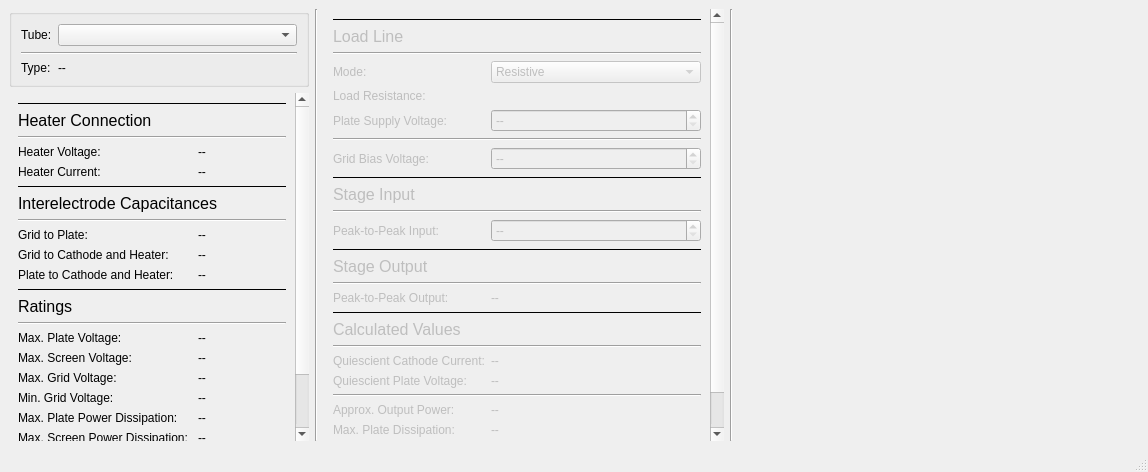
Above: src/mainwindow.ui from will-marshall00921/LoadLineCalculator before the change. Below: the same form after it.
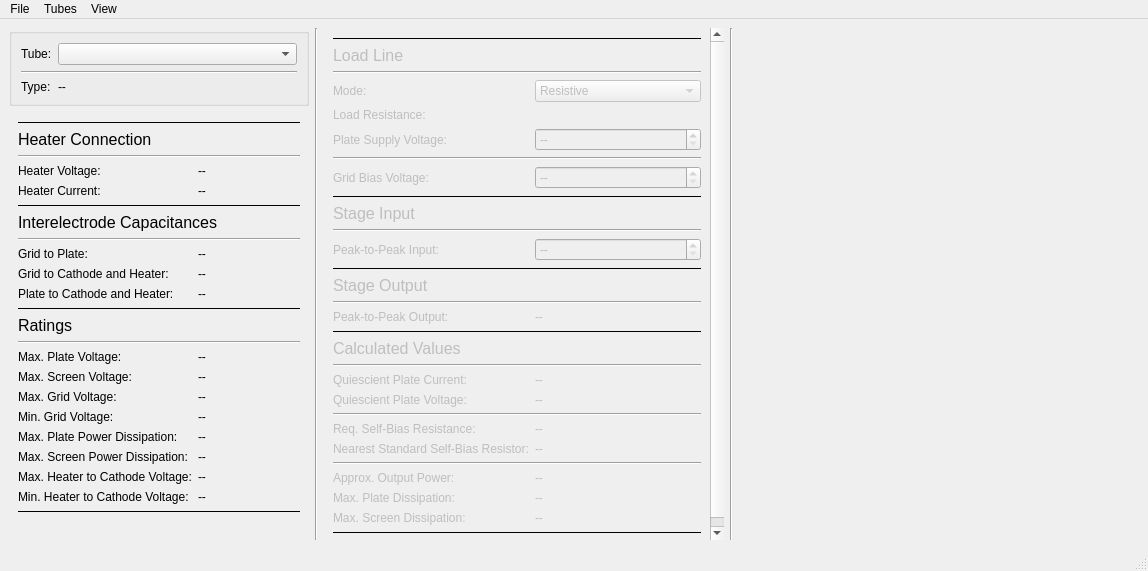
That is the form after the change. Icons and pictures are not drawn. Custom widgets are drawn as their Qt base class.

Commit message: v0.3.1 - Change: Populated the menu bar - Change: Added calculated values for a self-bias resistor in the UI - Feature: Plots can be saved as a PNG - Feature: Basic self-bias resistor calculations - Bugfix: Fixed incorrect peak-to-peak output display value

```diff
--- a/src/mainwindow.ui
+++ b/src/mainwindow.ui
@@ -7,7 +7,7 @@
     <x>0</x>
     <y>0</y>
     <width>1148</width>
-    <height>472</height>
+    <height>571</height>
    </rect>
   </property>
   <property name="windowTitle">
@@ -32,7 +32,7 @@
        <bool>true</bool>
       </property>
       <property name="sizePolicy">
-       <sizepolicy hsizetype="Minimum" vsizetype="Expanding">
+       <sizepolicy hsizetype="Maximum" vsizetype="Expanding">
         <horstretch>0</horstretch>
         <verstretch>0</verstretch>
        </sizepolicy>
@@ -58,7 +58,7 @@
          <x>0</x>
          <y>0</y>
          <width>388</width>
-         <height>491</height>
+         <height>544</height>
         </rect>
        </property>
        <layout class="QFormLayout" name="formLayout_2">
@@ -286,7 +286,7 @@
            <bool>false</bool>
           </property>
           <property name="text">
-           <string>Quiescient Cathode Current:</string>
+           <string>Quiescient Plate Current:</string>
           </property>
          </widget>
         </item>
@@ -300,14 +300,14 @@
           </property>
          </widget>
         </item>
-        <item row="21" column="0" colspan="2">
+        <item row="24" column="0" colspan="2">
          <widget class="Line" name="loadLineVerticalDividerLine10">
           <property name="orientation">
            <enum>Qt::Orientation::Horizontal</enum>
           </property>
          </widget>
         </item>
-        <item row="22" column="0">
+        <item row="25" column="0">
          <widget class="QLabel" name="approxOutputPowerLabel">
           <property name="enabled">
            <bool>false</bool>
@@ -317,7 +317,7 @@
           </property>
          </widget>
         </item>
-        <item row="22" column="1">
+        <item row="25" column="1">
          <widget class="ValueLabel" name="approxOutputPowerValueLabel">
           <property name="enabled">
            <bool>false</bool>
@@ -327,7 +327,7 @@
           </property>
          </widget>
         </item>
-        <item row="23" column="0">
+        <item row="26" column="0">
          <widget class="QLabel" name="calculatedMaxPlateDissipationLabel">
           <property name="enabled">
            <bool>false</bool>
@@ -337,7 +337,7 @@
           </property>
          </widget>
         </item>
-        <item row="23" column="1">
+        <item row="26" column="1">
          <widget class="ValueLabel" name="calculatedMaxPlateDissipationValueLabel">
           <property name="enabled">
            <bool>false</bool>
@@ -347,7 +347,7 @@
           </property>
          </widget>
         </item>
-        <item row="24" column="0">
+        <item row="27" column="0">
          <widget class="QLabel" name="calculatedMaxScreenDissipationLabel">
           <property name="enabled">
            <bool>false</bool>
@@ -357,7 +357,7 @@
           </property>
          </widget>
         </item>
-        <item row="24" column="1">
+        <item row="27" column="1">
          <widget class="ValueLabel" name="calculatedMaxScreenDissipationValueLabel">
           <property name="enabled">
            <bool>false</bool>
@@ -367,7 +367,7 @@
           </property>
          </widget>
         </item>
-        <item row="25" column="0" colspan="2">
+        <item row="28" column="0" colspan="2">
          <widget class="Line" name="loadLineVerticalDividerLine11">
           <property name="frameShadow">
            <enum>QFrame::Shadow::Plain</enum>
@@ -377,7 +377,7 @@
           </property>
          </widget>
         </item>
-        <item row="26" column="0" colspan="2">
+        <item row="29" column="0" colspan="2">
          <spacer name="loadLineVerticalSpacer">
           <property name="orientation">
            <enum>Qt::Orientation::Vertical</enum>
@@ -482,6 +482,53 @@
           </property>
          </widget>
         </item>
+        <item row="22" column="0">
+         <widget class="QLabel" name="selfBiasResistanceLabel">
+          <property name="enabled">
+           <bool>false</bool>
+          </property>
+          <property name="text">
+           <string>Req. Self-Bias Resistance:</string>
+          </property>
+         </widget>
+        </item>
+        <item row="22" column="1">
+         <widget class="ValueLabel" name="selfBiasResistanceValueLabel">
+          <property name="enabled">
+           <bool>false</bool>
+          </property>
+          <property name="text">
+           <string>--</string>
+          </property>
+         </widget>
+        </item>
+        <item row="21" column="0" colspan="2">
+         <widget class="Line" name="line">
+          <property name="orientation">
+           <enum>Qt::Orientation::Horizontal</enum>
+          </property>
+         </widget>
+        </item>
+        <item row="23" column="0">
+         <widget class="QLabel" name="standardSelfBiasResistanceLabel">
+          <property name="enabled">
+           <bool>false</bool>
+          </property>
+          <property name="text">
+           <string>Nearest Standard Self-Bias Resistor:</string>
+          </property>
+         </widget>
+        </item>
+        <item row="23" column="1">
+         <widget class="ValueLabel" name="standardSelfBiasResistanceValueLabel">
+          <property name="enabled">
+           <bool>false</bool>
+          </property>
+          <property name="text">
+           <string>--</string>
+          </property>
+         </widget>
+        </item>
        </layout>
       </widget>
      </widget>
@@ -893,6 +940,7 @@
     </item>
    </layout>
   </widget>
+  <widget class="QStatusBar" name="statusBar"/>
   <widget class="QMenuBar" name="menuBar">
    <property name="geometry">
     <rect>
@@ -902,8 +950,102 @@
      <height>33</height>
     </rect>
    </property>
+   <widget class="QMenu" name="menuFile">
+    <property name="title">
+     <string>File</string>
+    </property>
+    <addaction name="actionSavePlot"/>
+    <addaction name="actionSaveCSV"/>
+    <addaction name="separator"/>
+    <addaction name="actionQuit"/>
+   </widget>
+   <widget class="QMenu" name="menuTubes">
+    <property name="title">
+     <string>Tubes</string>
+    </property>
+    <addaction name="actionCreateTube"/>
+    <addaction name="separator"/>
+    <addaction name="actionReloadDirectory"/>
+   </widget>
+   <widget class="QMenu" name="menuView">
+    <property name="title">
+     <string>View</string>
+    </property>
+    <addaction name="actionMaximize"/>
+    <addaction name="actionMinimize"/>
+   </widget>
+   <addaction name="menuFile"/>
+   <addaction name="menuTubes"/>
+   <addaction name="menuView"/>
   </widget>
-  <widget class="QStatusBar" name="statusBar"/>
+  <action name="actionSavePlot">
+   <property name="enabled">
+    <bool>false</bool>
+   </property>
+   <property name="icon">
+    <iconset resource="loadlinecalculator.qrc">
+     <normaloff>:/icons/image_24_png</normaloff>:/icons/image_24_png</iconset>
+   </property>
+   <property name="text">
+    <string>Save Plot</string>
+   </property>
+  </action>
+  <action name="actionSaveCSV">
+   <property name="enabled">
+    <bool>false</bool>
+   </property>
+   <property name="icon">
+    <iconset resource="loadlinecalculator.qrc">
+     <normaloff>:/icons/save_as_24_png</normaloff>:/icons/save_as_24_png</iconset>
+   </property>
+   <property name="text">
+    <string>Save CSV</string>
+   </property>
+  </action>
+  <action name="actionQuit">
+   <property name="icon">
+    <iconset resource="loadlinecalculator.qrc">
+     <normaloff>:/icons/quit_24_png</normaloff>:/icons/quit_24_png</iconset>
+   </property>
+   <property name="text">
+    <string>Quit</string>
+   </property>
+  </action>
+  <action name="actionCreateTube">
+   <property name="enabled">
+    <bool>false</bool>
+   </property>
+   <property name="text">
+    <string>Create Tube</string>
+   </property>
+  </action>
+  <action name="actionReloadDirectory">
+   <property name="icon">
+    <iconset resource="loadlinecalculator.qrc">
+     <normaloff>:/icons/reload_24_png</normaloff>:/icons/reload_24_png</iconset>
+   </property>
+   <property name="text">
+    <string>Reload Directory</string>
+   </property>
+  </action>
+  <action name="actionMaximize">
+   <property name="icon">
+    <iconset resource="loadlinecalculator.qrc">
+     <normaloff>:/icons/maximize_24_png</normaloff>:/icons/maximize_24_png</iconset>
+   </property>
+   <property name="text">
+    <string>Maximize</string>
+   </property>
+  </action>
+  <action name="actionMinimize">
+   <property name="icon">
+    <iconset resource="loadlinecalculator.qrc">
+     <normaloff>:/icons/minimize_24_png</normaloff>:/icons/minimize_24_png</iconset>
+   </property>
+   <property name="text">
+    <string>Minimize</string>
+   </property>
+  </action>
  </widget>
  <customwidgets>
   <customwidget>
```
The commit also changes 15 other files.
